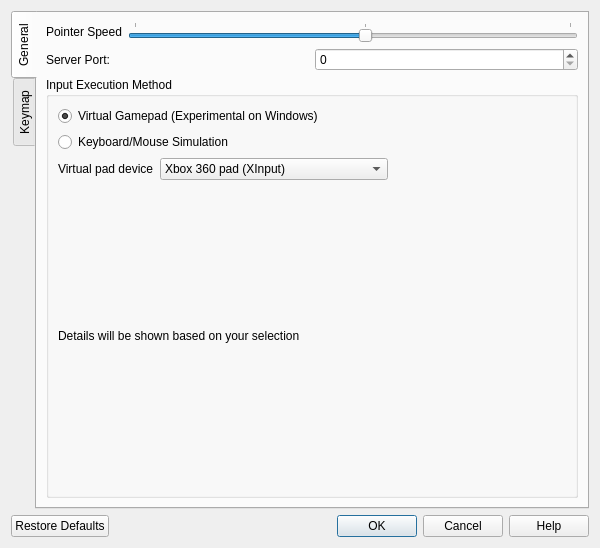
Before: the Qt Designer form pc/src/ui/preferences.ui in firefly-sylestia/VirtualGamePad-Extended, drawn with Qt 5.
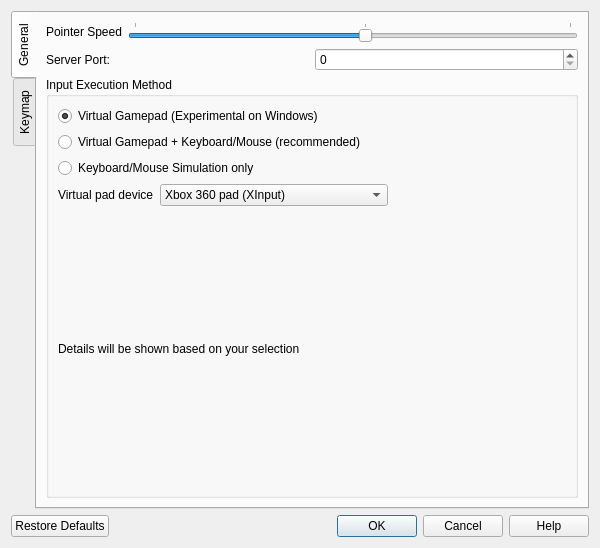
After: the same form once the commit is applied. Custom widgets are drawn as their Qt base class.

```diff
--- a/pc/src/ui/preferences.ui
+++ b/pc/src/ui/preferences.ui
@@ -103,10 +103,17 @@
             </property>
            </widget>
           </item>
+          <item>
+           <widget class="QRadioButton" name="gamepadAndKeyboardMouseExecutorRadio">
+            <property name="text">
+             <string>Virtual Gamepad + Keyboard/Mouse (recommended)</string>
+            </property>
+           </widget>
+          </item>
           <item>
            <widget class="QRadioButton" name="keyboardMouseExecutorRadio">
             <property name="text">
-             <string>Keyboard/Mouse Simulation</string>
+             <string>Keyboard/Mouse Simulation only</string>
             </property>
            </widget>
           </item>
```
